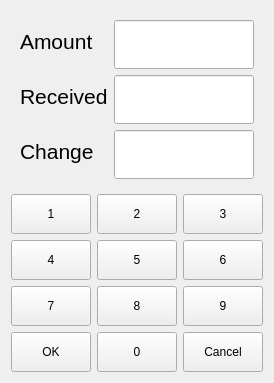
Above: Forms/change.ui from End1-1/Cafe5 before the change. Below: the same form after it.
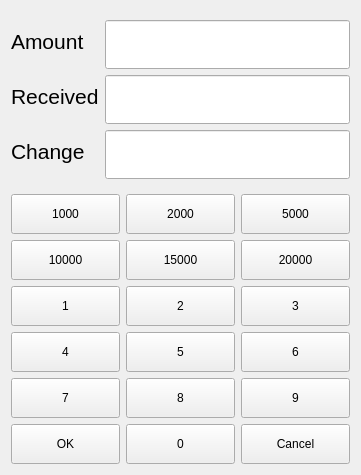
That is the form after the change. Custom widgets are drawn as their Qt base class.

```diff
--- a/Forms/change.ui
+++ b/Forms/change.ui
@@ -6,15 +6,31 @@
    <rect>
     <x>0</x>
     <y>0</y>
-    <width>270</width>
-    <height>379</height>
+    <width>361</width>
+    <height>471</height>
    </rect>
   </property>
   <property name="windowTitle">
    <string>Dialog</string>
   </property>
   <layout class="QGridLayout" name="gridLayout">
-   <item row="3" column="0">
+   <item row="1" column="0">
+    <widget class="QPushButton" name="btn1000">
+     <property name="minimumSize">
+      <size>
+       <width>80</width>
+       <height>40</height>
+      </size>
+     </property>
+     <property name="focusPolicy">
+      <enum>Qt::NoFocus</enum>
+     </property>
+     <property name="text">
+      <string>1000</string>
+     </property>
+    </widget>
+   </item>
+   <item row="5" column="0">
     <widget class="QPushButton" name="btn7">
      <property name="minimumSize">
       <size>
@@ -30,6 +46,182 @@
      </property>
     </widget>
    </item>
+   <item row="1" column="2">
+    <widget class="QPushButton" name="btn5000">
+     <property name="minimumSize">
+      <size>
+       <width>80</width>
+       <height>40</height>
+      </size>
+     </property>
+     <property name="focusPolicy">
+      <enum>Qt::NoFocus</enum>
+     </property>
+     <property name="text">
+      <string>5000</string>
+     </property>
+    </widget>
+   </item>
+   <item row="5" column="1">
+    <widget class="QPushButton" name="btn8">
+     <property name="minimumSize">
+      <size>
+       <width>80</width>
+       <height>40</height>
+      </size>
+     </property>
+     <property name="focusPolicy">
+      <enum>Qt::NoFocus</enum>
+     </property>
+     <property name="text">
+      <string>8</string>
+     </property>
+    </widget>
+   </item>
+   <item row="4" column="2">
+    <widget class="QPushButton" name="btn6">
+     <property name="minimumSize">
+      <size>
+       <width>80</width>
+       <height>40</height>
+      </size>
+     </property>
+     <property name="focusPolicy">
+      <enum>Qt::NoFocus</enum>
+     </property>
+     <property name="text">
+      <string>6</string>
+     </property>
+    </widget>
+   </item>
+   <item row="3" column="1">
+    <widget class="QPushButton" name="btn2">
+     <property name="minimumSize">
+      <size>
+       <width>80</width>
+       <height>40</height>
+      </size>
+     </property>
+     <property name="focusPolicy">
+      <enum>Qt::NoFocus</enum>
+     </property>
+     <property name="text">
+      <string>2</string>
+     </property>
+    </widget>
+   </item>
+   <item row="6" column="1">
+    <widget class="QPushButton" name="btn0">
+     <property name="minimumSize">
+      <size>
+       <width>80</width>
+       <height>40</height>
+      </size>
+     </property>
+     <property name="focusPolicy">
+      <enum>Qt::NoFocus</enum>
+     </property>
+     <property name="text">
+      <string>0</string>
+     </property>
+    </widget>
+   </item>
+   <item row="4" column="0">
+    <widget class="QPushButton" name="btn4">
+     <property name="minimumSize">
+      <size>
+       <width>80</width>
+       <height>40</height>
+      </size>
+     </property>
+     <property name="focusPolicy">
+      <enum>Qt::NoFocus</enum>
+     </property>
+     <property name="text">
+      <string>4</string>
+     </property>
+    </widget>
+   </item>
+   <item row="1" column="1">
+    <widget class="QPushButton" name="btn2000">
+     <property name="minimumSize">
+      <size>
+       <width>80</width>
+       <height>40</height>
+      </size>
+     </property>
+     <property name="focusPolicy">
+      <enum>Qt::NoFocus</enum>
+     </property>
+     <property name="text">
+      <string>2000</string>
+     </property>
+    </widget>
+   </item>
+   <item row="3" column="2">
+    <widget class="QPushButton" name="btn3">
+     <property name="minimumSize">
+      <size>
+       <width>80</width>
+       <height>40</height>
+      </size>
+     </property>
+     <property name="focusPolicy">
+      <enum>Qt::NoFocus</enum>
+     </property>
+     <property name="text">
+      <string>3</string>
+     </property>
+    </widget>
+   </item>
+   <item row="5" column="2">
+    <widget class="QPushButton" name="btn9">
+     <property name="minimumSize">
+      <size>
+       <width>80</width>
+       <height>40</height>
+      </size>
+     </property>
+     <property name="focusPolicy">
+      <enum>Qt::NoFocus</enum>
+     </property>
+     <property name="text">
+      <string>9</string>
+     </property>
+    </widget>
+   </item>
+   <item row="6" column="0">
+    <widget class="QPushButton" name="btnOK">
+     <property name="minimumSize">
+      <size>
+       <width>80</width>
+       <height>40</height>
+      </size>
+     </property>
+     <property name="focusPolicy">
+      <enum>Qt::NoFocus</enum>
+     </property>
+     <property name="text">
+      <string>OK</string>
+     </property>
+    </widget>
+   </item>
+   <item row="6" column="2">
+    <widget class="QPushButton" name="btnCancel">
+     <property name="minimumSize">
+      <size>
+       <width>80</width>
+       <height>40</height>
+      </size>
+     </property>
+     <property name="focusPolicy">
+      <enum>Qt::NoFocus</enum>
+     </property>
+     <property name="text">
+      <string>Cancel</string>
+     </property>
+    </widget>
+   </item>
    <item row="0" column="0" colspan="3">
     <widget class="QWidget" name="widget" native="true">
      <property name="minimumSize">
@@ -39,6 +231,12 @@
       </size>
      </property>
      <layout class="QFormLayout" name="formLayout">
+      <property name="leftMargin">
+       <number>0</number>
+      </property>
+      <property name="rightMargin">
+       <number>0</number>
+      </property>
       <item row="0" column="0">
        <widget class="QLabel" name="label_3">
         <property name="font">
@@ -120,23 +318,7 @@
      </layout>
     </widget>
    </item>
-   <item row="3" column="2">
-    <widget class="QPushButton" name="btn9">
-     <property name="minimumSize">
-      <size>
-       <width>80</width>
-       <height>40</height>
-      </size>
-     </property>
-     <property name="focusPolicy">
-      <enum>Qt::NoFocus</enum>
-     </property>
-     <property name="text">
-      <string>9</string>
-     </property>
-    </widget>
-   </item>
-   <item row="2" column="1">
+   <item row="4" column="1">
     <widget class="QPushButton" name="btn5">
      <property name="minimumSize">
       <size>
@@ -152,39 +334,7 @@
      </property>
     </widget>
    </item>
-   <item row="2" column="2">
-    <widget class="QPushButton" name="btn6">
-     <property name="minimumSize">
-      <size>
-       <width>80</width>
-       <height>40</height>
-      </size>
-     </property>
-     <property name="focusPolicy">
-      <enum>Qt::NoFocus</enum>
-     </property>
-     <property name="text">
-      <string>6</string>
-     </property>
-    </widget>
-   </item>
-   <item row="3" column="1">
-    <widget class="QPushButton" name="btn8">
-     <property name="minimumSize">
-      <size>
-       <width>80</width>
-       <height>40</height>
-      </size>
-     </property>
-     <property name="focusPolicy">
-      <enum>Qt::NoFocus</enum>
-     </property>
-     <property name="text">
-      <string>8</string>
-     </property>
-    </widget>
-   </item>
-   <item row="1" column="0">
+   <item row="3" column="0">
     <widget class="QPushButton" name="btn1">
      <property name="minimumSize">
       <size>
@@ -201,7 +351,7 @@
     </widget>
    </item>
    <item row="2" column="0">
-    <widget class="QPushButton" name="btn4">
+    <widget class="QPushButton" name="btn10000">
      <property name="minimumSize">
       <size>
        <width>80</width>
@@ -212,12 +362,12 @@
       <enum>Qt::NoFocus</enum>
      </property>
      <property name="text">
-      <string>4</string>
+      <string>10000</string>
      </property>
     </widget>
    </item>
-   <item row="1" column="2">
-    <widget class="QPushButton" name="btn3">
+   <item row="2" column="1">
+    <widget class="QPushButton" name="btn15000">
      <property name="minimumSize">
       <size>
        <width>80</width>
@@ -228,12 +378,12 @@
       <enum>Qt::NoFocus</enum>
      </property>
      <property name="text">
-      <string>3</string>
+      <string>15000</string>
      </property>
     </widget>
    </item>
-   <item row="1" column="1">
-    <widget class="QPushButton" name="btn2">
+   <item row="2" column="2">
+    <widget class="QPushButton" name="btn20000">
      <property name="minimumSize">
       <size>
        <width>80</width>
@@ -244,55 +394,7 @@
       <enum>Qt::NoFocus</enum>
      </property>
      <property name="text">
-      <string>2</string>
-     </property>
-    </widget>
-   </item>
-   <item row="4" column="0">
-    <widget class="QPushButton" name="btnOK">
-     <property name="minimumSize">
-      <size>
-       <width>80</width>
-       <height>40</height>
-      </size>
-     </property>
-     <property name="focusPolicy">
-      <enum>Qt::NoFocus</enum>
-     </property>
-     <property name="text">
-      <string>OK</string>
-     </property>
-    </widget>
-   </item>
-   <item row="4" column="1">
-    <widget class="QPushButton" name="btn0">
-     <property name="minimumSize">
-      <size>
-       <width>80</width>
-       <height>40</height>
-      </size>
-     </property>
-     <property name="focusPolicy">
-      <enum>Qt::NoFocus</enum>
-     </property>
-     <property name="text">
-      <string>0</string>
-     </property>
-    </widget>
-   </item>
-   <item row="4" column="2">
-    <widget class="QPushButton" name="btnCancel">
-     <property name="minimumSize">
-      <size>
-       <width>80</width>
-       <height>40</height>
-      </size>
-     </property>
-     <property name="focusPolicy">
-      <enum>Qt::NoFocus</enum>
-     </property>
-     <property name="text">
-      <string>Cancel</string>
+      <string>20000</string>
      </property>
     </widget>
    </item>
```
Left out of the diff: 9 changed lines with no effect on the pictures.
